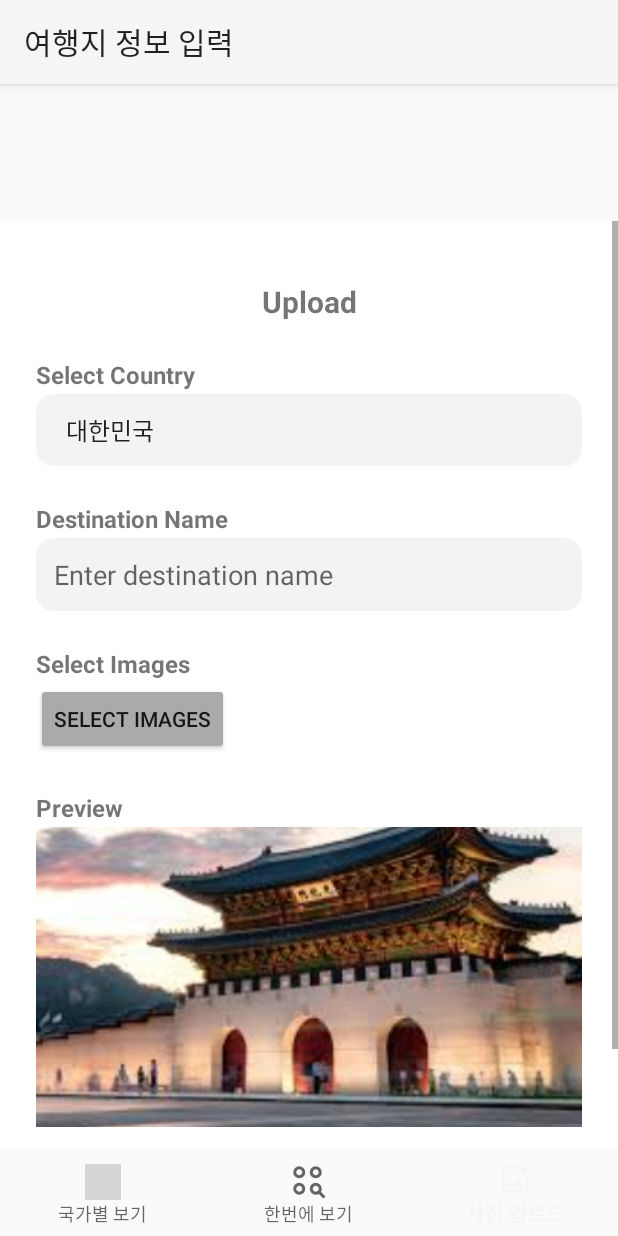
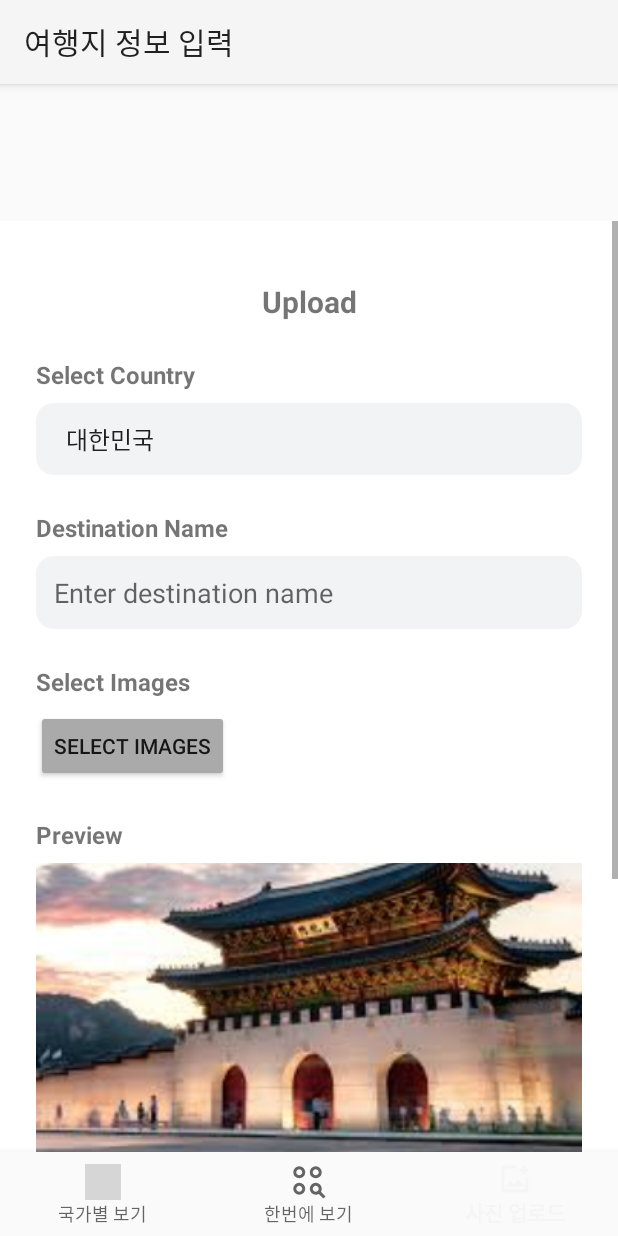
Before and after one commit to binseoyun/TripStagram, an Android app: the NotificationsFragment screen opened through its navigation route, on a phone screen of 412 x 824 dp. Run offline under Robolectric (Android 15) with nearby library versions, the phone set to English and light mode, and no system bars; our stand-ins replace Firebase (no records; nobody signed in at launch, a user with empty details on screens opened directly), navigation-ui; libraries missing offline, so code that uses them is left out: com.cloudinary.android; pictures from the network do not load; 1 statement that could not run was skipped; grey boxes are pictures that could not be loaded.

Commit message:
업로드 버튼이 보이게 수정

```diff
--- a/app/src/main/AndroidManifest.xml
+++ b/app/src/main/AndroidManifest.xml
@@ -27,7 +27,9 @@
             android:name=".MainActivity"
             android:exported="true"
             android:label="@string/app_name"
-            android:windowSoftInputMode="adjustResize">
+            android:windowSoftInputMode="adjustResize"
+
+            >
             <intent-filter>
                 <action android:name="android.intent.action.MAIN" />
 
--- a/app/src/main/res/layout/fragment_notifications.xml
+++ b/app/src/main/res/layout/fragment_notifications.xml
@@ -1,5 +1,4 @@
 <?xml version="1.0" encoding="utf-8"?>
-
 
 <ScrollView
     xmlns:android="http://schemas.android.com/apk/res/android"
@@ -7,7 +6,10 @@
     xmlns:tools="http://schemas.android.com/tools"
     android:layout_width="match_parent"
     android:layout_height="match_parent"
+    android:fitsSystemWindows="true"
     android:fillViewport="true"
+    android:clipToPadding="false"
+    android:paddingBottom="120dp"
     android:background="@android:color/white"
     tools:context=".ui.notifications.NotificationsFragment">
 
@@ -15,10 +17,10 @@
         android:layout_width="match_parent"
         android:layout_height="wrap_content"
         android:padding="24dp"
-        android:paddingBottom="96dp">
+        >
 
 
-    <!-- 제목 -->
+        <!-- Upload 제목 -->
         <TextView
             android:id="@+id/textViewTitle"
             android:layout_width="wrap_content"
@@ -31,8 +33,9 @@
             app:layout_constraintEnd_toEndOf="parent"
             android:layout_marginTop="16dp"/>
 
-    <!-- 드롭다운 텍스트 -->
+        <!-- Select Country -->
         <TextView
+            android:id="@+id/textSelectCountry"
             android:layout_width="wrap_content"
             android:layout_height="wrap_content"
             android:text="Select Country"
@@ -42,7 +45,6 @@
             app:layout_constraintStart_toStartOf="parent"
             android:layout_marginTop="24dp"/>
 
-    <!-- Spinner -->
         <Spinner
             android:id="@+id/spinner"
             android:layout_width="0dp"
@@ -50,13 +52,14 @@
             android:entries="@array/country_list"
             android:background="@drawable/spinner_background"
             android:padding="12dp"
-        app:layout_constraintTop_toBottomOf="@+id/textViewTitle"
+            app:layout_constraintTop_toBottomOf="@id/textSelectCountry"
             app:layout_constraintStart_toStartOf="parent"
             app:layout_constraintEnd_toEndOf="parent"
-        android:layout_marginTop="48dp"/>
+            android:layout_marginTop="8dp"/>
 
-    <!-- 여행지 입력 제목 -->
+        <!-- Destination Name -->
         <TextView
+            android:id="@+id/textDestination"
             android:layout_width="wrap_content"
             android:layout_height="wrap_content"
             android:text="Destination Name"
@@ -66,7 +69,6 @@
             app:layout_constraintStart_toStartOf="parent"
             android:layout_marginTop="24dp"/>
 
-    <!-- 여행지 입력 -->
         <EditText
             android:id="@+id/editTextCountryInfo"
             android:layout_width="0dp"
@@ -75,35 +77,36 @@
             android:padding="12dp"
             android:background="@drawable/edittext_background"
             android:inputType="text"
-        app:layout_constraintTop_toBottomOf="@+id/spinner"
+            app:layout_constraintTop_toBottomOf="@id/textDestination"
             app:layout_constraintStart_toStartOf="parent"
             app:layout_constraintEnd_toEndOf="parent"
-        android:layout_marginTop="48dp"/>
+            android:layout_marginTop="8dp"/>
 
-    <!-- 이미지 선택 텍스트 -->
+        <!-- Select Images -->
         <TextView
+            android:id="@+id/textSelectImages"
             android:layout_width="wrap_content"
             android:layout_height="wrap_content"
             android:text="Select Images"
             android:textStyle="bold"
             android:textSize="16sp"
-        app:layout_constraintTop_toBottomOf="@+id/editTextCountryInfo"
+            app:layout_constraintTop_toBottomOf="@id/editTextCountryInfo"
             app:layout_constraintStart_toStartOf="parent"
             android:layout_marginTop="24dp"/>
 
-    <!-- 이미지 선택 버튼 -->
         <Button
             android:id="@+id/button"
             android:layout_width="wrap_content"
             android:layout_height="wrap_content"
             android:text="Select Images"
             android:backgroundTint="@android:color/darker_gray"
-        app:layout_constraintTop_toBottomOf="@+id/editTextCountryInfo"
+            app:layout_constraintTop_toBottomOf="@id/textSelectImages"
             app:layout_constraintStart_toStartOf="parent"
-        android:layout_marginTop="48dp"/>
+            android:layout_marginTop="8dp"/>
 
-    <!-- 미리보기 텍스트 -->
+        <!-- Preview -->
         <TextView
+            android:id="@+id/textPreview"
             android:layout_width="wrap_content"
             android:layout_height="wrap_content"
             android:text="Preview"
@@ -113,20 +116,20 @@
             app:layout_constraintStart_toStartOf="parent"
             android:layout_marginTop="24dp"/>
 
-    <!-- 이미지 뷰 -->
         <ImageView
             android:id="@+id/imageView2"
             android:layout_width="0dp"
             android:layout_height="200dp"
             android:scaleType="centerCrop"
             android:src="@drawable/korea1"
-        app:layout_constraintTop_toBottomOf="@id/button"
+            app:layout_constraintTop_toBottomOf="@id/textPreview"
             app:layout_constraintStart_toStartOf="parent"
             app:layout_constraintEnd_toEndOf="parent"
-        android:layout_marginTop="48dp"/>
+            android:layout_marginTop="8dp"/>
 
-    <!-- 별점 텍스트 -->
+        <!-- Rating -->
         <TextView
+            android:id="@+id/textRating"
             android:layout_width="wrap_content"
             android:layout_height="wrap_content"
             android:text="Rating"
@@ -136,17 +139,17 @@
             app:layout_constraintStart_toStartOf="parent"
             android:layout_marginTop="24dp"/>
 
-    <!-- 별점 입력 -->
         <RatingBar
             android:id="@+id/ratingBar"
             android:layout_width="wrap_content"
             android:layout_height="wrap_content"
             android:numStars="5"
             android:stepSize="1.0"
-        app:layout_constraintTop_toBottomOf="@id/imageView2"
+            app:layout_constraintTop_toBottomOf="@id/textRating"
             app:layout_constraintStart_toStartOf="parent"
-        android:layout_marginTop="48dp"/>
+            android:layout_marginTop="8dp"/>
 
+        <!-- Upload 버튼 -->
         <Button
             android:id="@+id/button3"
             android:layout_width="0dp"
@@ -154,12 +157,13 @@
             android:text="Upload"
             android:backgroundTint="@android:color/holo_blue_light"
             android:textColor="@android:color/white"
-            android:layout_marginTop="48dp"
             app:layout_constraintTop_toBottomOf="@id/ratingBar"
             app:layout_constraintStart_toStartOf="parent"
             app:layout_constraintEnd_toEndOf="parent"
-            android:layout_marginBottom="96dp"
-            />
+            android:layout_marginTop="48dp"
+            android:layout_marginBottom="96dp"/>
+
+
 
 </androidx.constraintlayout.widget.ConstraintLayout>
 </ScrollView>
```
Lines whose indentation alone changed are shown as unchanged.
